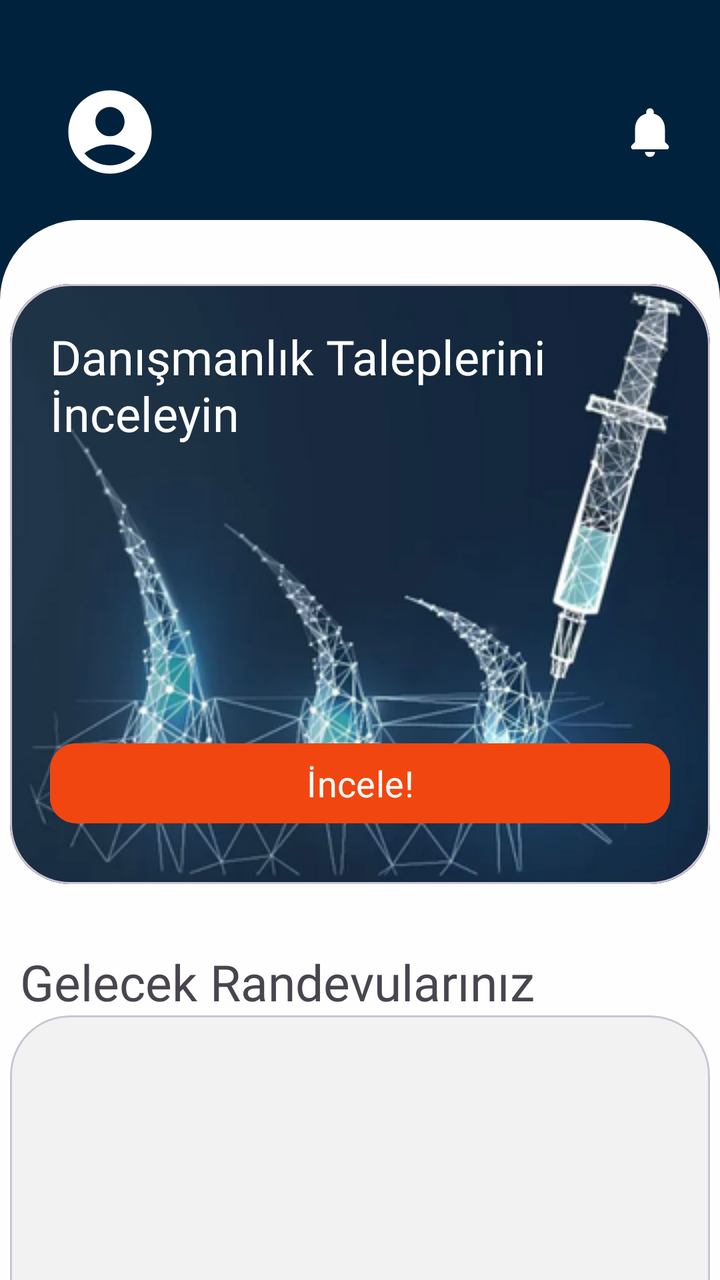
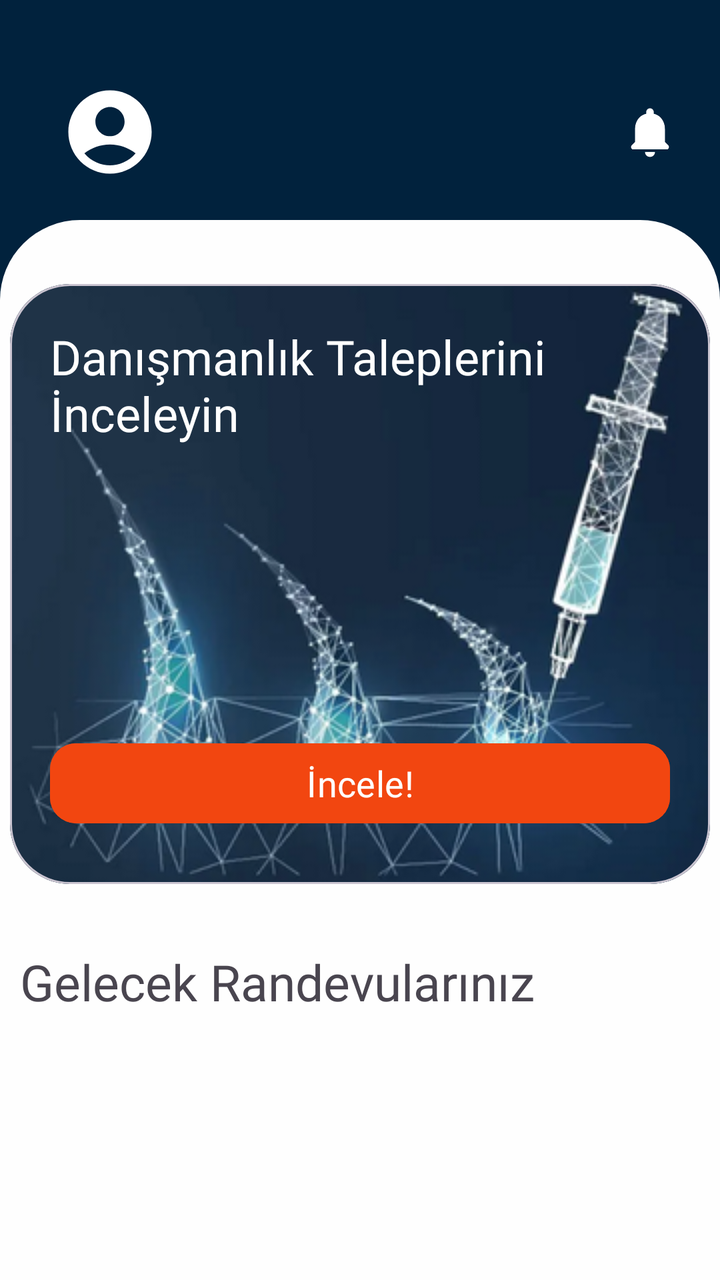

Compare the two renders of this Android layout. The source of the first and the diff that turns it into the second are given below.
<!-- AndroidManifest.xml: application theme Theme.SmileHairClinic -->
<!-- res/layout/fragment_consultant_dashboard.xml -->
<?xml version="1.0" encoding="utf-8"?>
<LinearLayout
    xmlns:android="http://schemas.android.com/apk/res/android"
    xmlns:app="http://schemas.android.com/apk/res-auto"
    xmlns:tools="http://schemas.android.com/tools"
    android:layout_width="match_parent"
    android:layout_height="match_parent"
    android:orientation="vertical"
    android:background="@color/secondary"
    tools:context=".ui.customer.CustomerDashboardFragment">

    <LinearLayout
        android:layout_width="match_parent"
        android:layout_height="100dp"
        android:padding="10dp"
        android:layout_marginTop="10dp"
        android:layout_marginStart="10dp"
        android:orientation="horizontal"
        android:gravity="center_vertical">

        <ImageView
            android:id="@+id/imageView2"
            android:layout_marginStart="10dp"
            android:layout_marginTop="6dp"
            android:layout_width="60dp"
            android:layout_height="60dp"
            android:layout_weight="1"
            android:src="@drawable/round_account" />

        <TextView
            android:id="@+id/userNameText"
            android:layout_width="220dp"
            android:layout_height="wrap_content"
            android:layout_gravity="center"
            android:layout_marginHorizontal="10dp"
            android:layout_marginTop="10dp"
            android:layout_weight="1"
            android:fontFamily="@font/poppins"
            android:textColor="@color/white"
            android:textSize="17dp" />

        <ImageView
            android:id="@+id/imageView3"
            android:layout_marginEnd="10dp"
            android:layout_marginTop="6dp"
            android:layout_width="40dp"
            android:layout_height="40dp"
            android:layout_weight="1"
            android:src="@drawable/round_notifications" />

    </LinearLayout>

    <androidx.constraintlayout.widget.ConstraintLayout
        android:layout_width="match_parent"
        android:layout_height="match_parent"
        android:background="@drawable/bg_white_rounded_top">

        <com.google.android.material.card.MaterialCardView
            android:id="@+id/materialCardView"
            android:layout_width="350dp"
            android:layout_height="300dp"
            android:layout_marginTop="32dp"
            app:cardCornerRadius="30dp"
            app:layout_constraintEnd_toEndOf="parent"
            app:layout_constraintHorizontal_bias="0.495"
            app:layout_constraintStart_toStartOf="parent"
            app:layout_constraintTop_toTopOf="parent">

            <ImageView
                android:layout_width="match_parent"
                android:layout_height="match_parent"
                android:background="@drawable/examine_bg"/>

            <LinearLayout
                android:layout_width="match_parent"
                android:layout_height="match_parent"
                android:layout_marginTop="20dp"
                android:layout_marginHorizontal="20dp"
                android:orientation="vertical">

                <TextView
                    android:layout_width="250dp"
                    android:layout_height="wrap_content"
                    android:fontFamily="@font/poppins"
                    android:gravity="start"
                    android:text="Danışmanlık Taleplerini İnceleyin"
                    android:textAlignment="textStart"
                    android:textColor="@color/white"
                    android:textSize="24sp" />

                <Button
                    android:id="@+id/examineButton"
                    android:layout_width="match_parent"
                    android:layout_height="wrap_content"
                    android:layout_marginTop="145dp"
                    android:backgroundTint="@color/secondaryButton"
                    android:fontFamily="@font/poppins"
                    android:text="İncele!"
                    android:textSize="18sp"
                    app:cornerRadius="13dp" />

            </LinearLayout>


        </com.google.android.material.card.MaterialCardView>

        <TextView
            android:id="@+id/textView5"
            android:layout_width="wrap_content"
            android:layout_height="wrap_content"
            android:layout_marginTop="32dp"
            android:layout_marginStart="5dp"
            android:fontFamily="@font/poppins_semibold"
            android:text="Gelecek Randevularınız"
            android:textSize="25sp"
            app:layout_constraintStart_toStartOf="@+id/materialCardView"
            app:layout_constraintTop_toBottomOf="@+id/materialCardView" />

        <com.google.android.material.card.MaterialCardView
            android:layout_width="350dp"
            android:layout_height="350dp"
            android:backgroundTint="@color/card"
            app:cardCornerRadius="30dp"
            app:layout_constraintStart_toStartOf="@+id/materialCardView"
            app:layout_constraintTop_toBottomOf="@+id/textView5">


            <androidx.recyclerview.widget.RecyclerView
                android:layout_width="match_parent"
                android:layout_height="match_parent" />
        </com.google.android.material.card.MaterialCardView>

    </androidx.constraintlayout.widget.ConstraintLayout>

</LinearLayout>
<!-- resources referenced by this layout -->
<resources>
  <color name="card">#F2F2F2</color>
  <color name="secondary">#01223d</color>
  <color name="secondaryButton">#f24610</color>
  <color name="white">#FFFFFFFF</color>
  <!-- drawable bg_white_rounded_top (drawable) -->
  <shape xmlns:android="http://schemas.android.com/apk/res/android"
      android:shape="rectangle">
      <solid android:color="#FEFEFE" />
      <corners android:topLeftRadius="40dp" android:topRightRadius="40dp" />
  </shape>
  <!-- drawable examine_bg: png bitmap (drawable, 120295 bytes) -->
  <!-- drawable round_account (drawable) -->
  <vector xmlns:android="http://schemas.android.com/apk/res/android" android:height="24dp" android:tint="#FFFFFF" android:viewportHeight="24" android:viewportWidth="24" android:width="24dp">
        
      <path android:fillColor="@android:color/white" android:pathData="M12,2C6.48,2 2,6.48 2,12s4.48,10 10,10s10,-4.48 10,-10S17.52,2 12,2zM12,6c1.93,0 3.5,1.57 3.5,3.5S13.93,13 12,13s-3.5,-1.57 -3.5,-3.5S10.07,6 12,6zM12,20c-2.03,0 -4.43,-0.82 -6.14,-2.88C7.55,15.8 9.68,15 12,15s4.45,0.8 6.14,2.12C16.43,19.18 14.03,20 12,20z"/>
      
  </vector>
  <!-- drawable round_notifications (drawable) -->
  <vector xmlns:android="http://schemas.android.com/apk/res/android" android:height="24dp" android:tint="#FFFFFF" android:viewportHeight="24" android:viewportWidth="24" android:width="24dp">
        
      <path android:fillColor="@android:color/white" android:pathData="M12,22c1.1,0 2,-0.9 2,-2h-4c0,1.1 0.89,2 2,2zM18,16v-5c0,-3.07 -1.64,-5.64 -4.5,-6.32L13.5,4c0,-0.83 -0.67,-1.5 -1.5,-1.5s-1.5,0.67 -1.5,1.5v0.68C7.63,5.36 6,7.92 6,11v5l-1.29,1.29c-0.63,0.63 -0.19,1.71 0.7,1.71h13.17c0.89,0 1.34,-1.08 0.71,-1.71L18,16z"/>
      
  </vector>
  <style name="Theme.SmileHairClinic" parent="Base.Theme.SmileHairClinic" />
  <style name="Base.Theme.SmileHairClinic" parent="Theme.Material3.DayNight.NoActionBar">
          
          
          <item name="colorPrimary">#6200EE</item>
          <item name="colorPrimaryDark">#3700B3</item>
          <item name="colorAccent">#03DAC5</item>
      </style>
</resources>

<!-- the commit's change to res/layout/fragment_consultant_dashboard.xml (unified diff, before → after) -->
@@ -116,19 +116,13 @@
             app:layout_constraintStart_toStartOf="@+id/materialCardView"
             app:layout_constraintTop_toBottomOf="@+id/materialCardView" />
 
-        <com.google.android.material.card.MaterialCardView
+        <androidx.recyclerview.widget.RecyclerView
+            android:id="@+id/recyclerViewAppointments"
             android:layout_width="350dp"
-            android:layout_height="350dp"
-            android:backgroundTint="@color/card"
-            app:cardCornerRadius="30dp"
+            android:layout_height="300dp"
+            android:layout_marginTop="16dp"
             app:layout_constraintStart_toStartOf="@+id/materialCardView"
-            app:layout_constraintTop_toBottomOf="@+id/textView5">
-
-
-            <androidx.recyclerview.widget.RecyclerView
-                android:layout_width="match_parent"
-                android:layout_height="match_parent" />
-        </com.google.android.material.card.MaterialCardView>
+            app:layout_constraintTop_toBottomOf="@+id/textView5" />
 
     </androidx.constraintlayout.widget.ConstraintLayout>
 
<!-- resource entries referenced after the edit -->
@@ -1,6 +1,5 @@
 <!-- resources referenced by this layout -->
 <resources>
-  <color name="card">#F2F2F2</color>
   <color name="secondary">#01223d</color>
   <color name="secondaryButton">#f24610</color>
   <color name="white">#FFFFFFFF</color>
